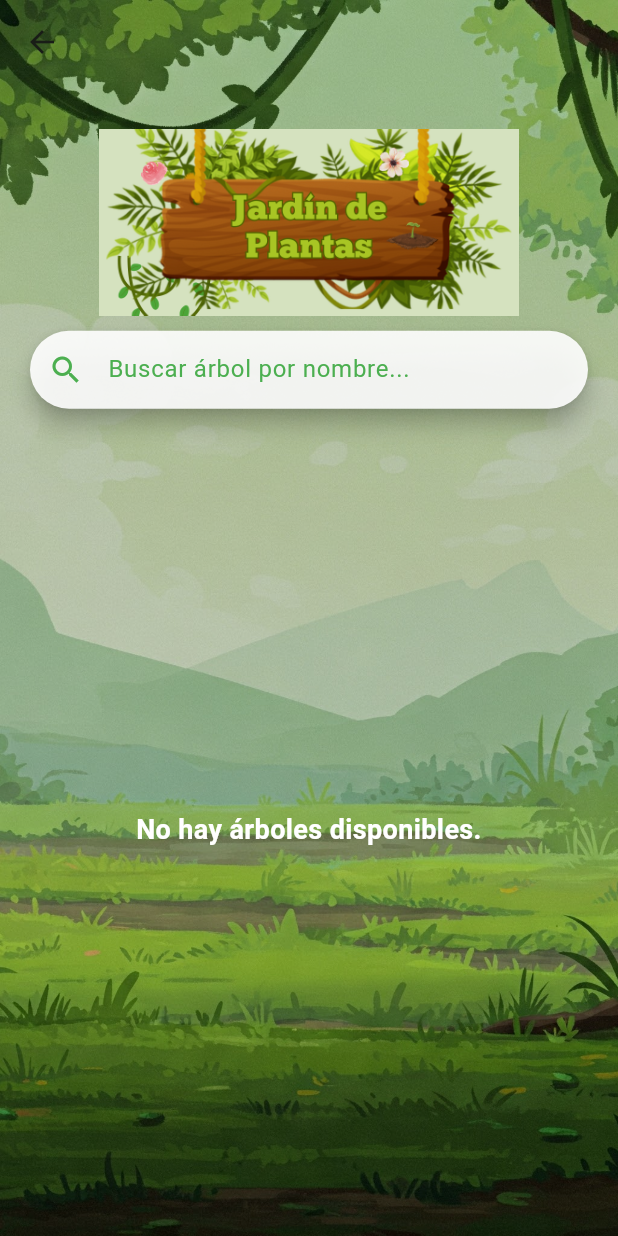
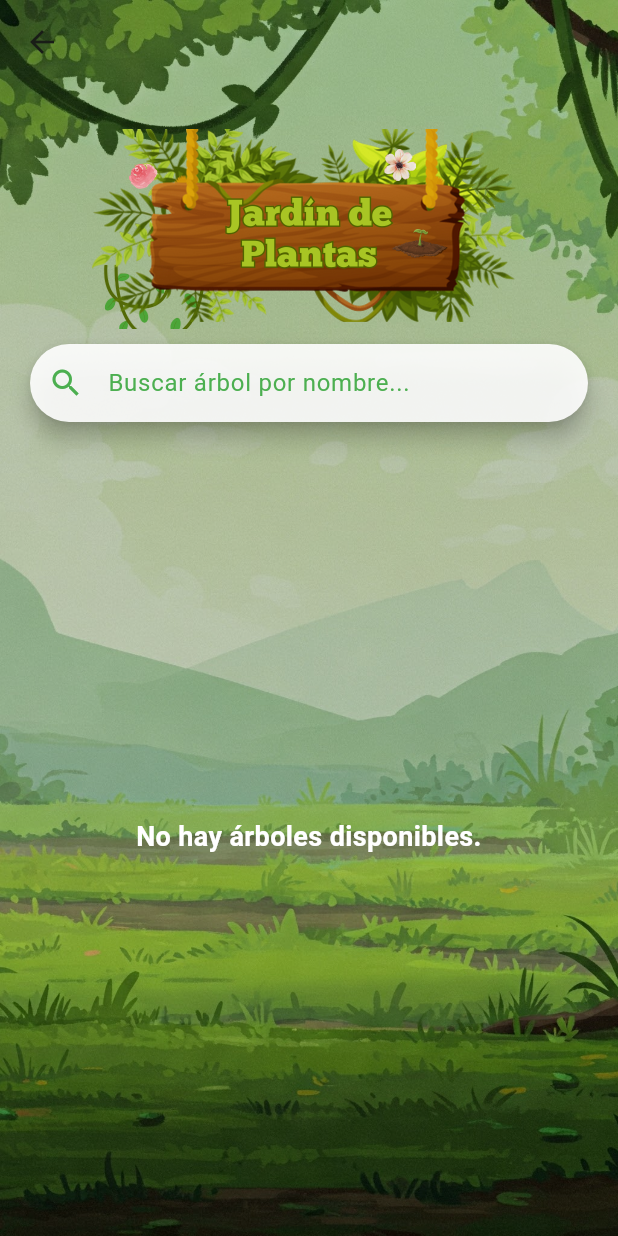
Before and after one commit to 1stefania3/jardineritoAPP, a Flutter app: the ExploreScreen screen opened by its route, on a phone screen of 412 x 824 dp. Run offline on Flutter 3.47's test engine with Material 3 defaults, Android fonts, the light colour scheme and no system bars; our stand-ins replace animate_do, cloud_firestore, firebase_core, geolocator, lottie, table_calendar; accounts and stored records are empty.

Commit message:
titulos sin fondo

```diff
--- a/lib/pantallas/arboles.dart
+++ b/lib/pantallas/arboles.dart
@@ -141,7 +141,7 @@ class _ArbolesScreenState extends State<ArbolesScreen> {
       children: [
         Image.asset(
           'assets/images/titulo_arb.png',
-          width: 280,
+          width: 300,
         ),
       ],
     );
--- a/lib/pantallas/explore_screen.dart
+++ b/lib/pantallas/explore_screen.dart
@@ -140,7 +140,7 @@ class _ExploreScreenState extends State<ExploreScreen> {
       children: [
         Image.asset(
           'assets/images/titulo_plantas.png',
-          width: 280,
+          width: 300,
         ),
       ],
     );
--- a/lib/pantallas/medicinales.dart
+++ b/lib/pantallas/medicinales.dart
@@ -141,7 +141,7 @@ class _MedicinalesScreenState extends State<MedicinalesScreen> {
       children: [
         Image.asset(
           'assets/images/titulo_medi.png',
-          width: 280,
+          width: 300,
         ),
       ],
     );
--- a/lib/pantallas/ornamentales.dart
+++ b/lib/pantallas/ornamentales.dart
@@ -141,7 +141,7 @@ class OrnamentalesScreenState extends State<OrnamentalesScreen> {
       children: [
         Image.asset(
           'assets/images/titulo_orna.png',
-          width: 280,
+          width: 300,
         ),
       ],
     );
```
Also changed, not shown: assets/images/titulo_arb.png, assets/images/titulo_medi.png, assets/images/titulo_orna.png, assets/images/titulo_plantas.png.
